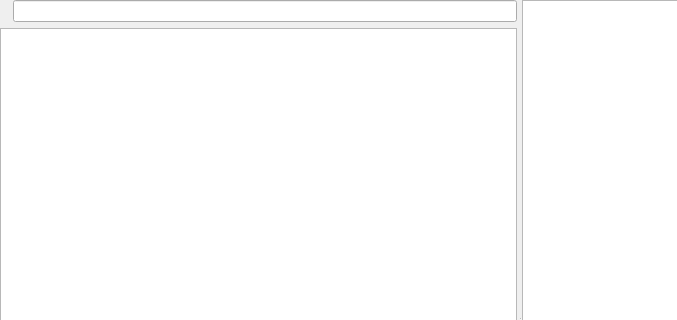
Qt form MainWindow.ui (dibben/NoteTaker) before a commit; both pictures show x 0 to 677 and y 0 to 320 of the 1038 by 649 pixel window.
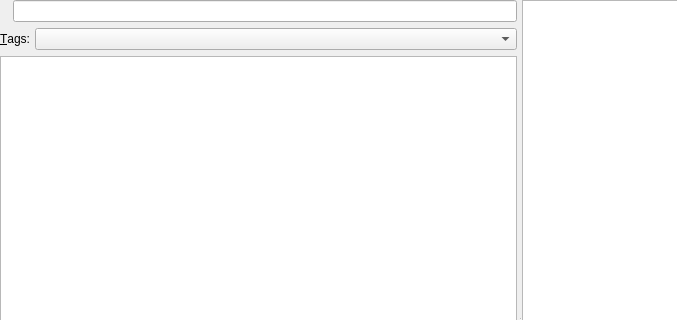
The same form after that commit. Icons and pictures are not drawn. Custom widgets are drawn as their Qt base class.

Commit message: Added tag combobox

Diff of the .ui file:
```diff
--- a/MainWindow.ui
+++ b/MainWindow.ui
@@ -92,6 +92,30 @@
          </layout>
         </widget>
        </item>
+       <item>
+        <layout class="QHBoxLayout" name="horizontalLayout_4">
+         <item>
+          <widget class="QLabel" name="fTagSelectorLabel">
+           <property name="text">
+            <string>&amp;Tags:</string>
+           </property>
+           <property name="buddy">
+            <cstring>fTagsComboBox</cstring>
+           </property>
+          </widget>
+         </item>
+         <item>
+          <widget class="QComboBox" name="fTagsComboBox">
+           <property name="sizePolicy">
+            <sizepolicy hsizetype="Expanding" vsizetype="Fixed">
+             <horstretch>0</horstretch>
+             <verstretch>0</verstretch>
+            </sizepolicy>
+           </property>
+          </widget>
+         </item>
+        </layout>
+       </item>
        <item>
         <widget class="QListWidget" name="fNoteList"/>
        </item>
```
The commit also changes 4 other files.
